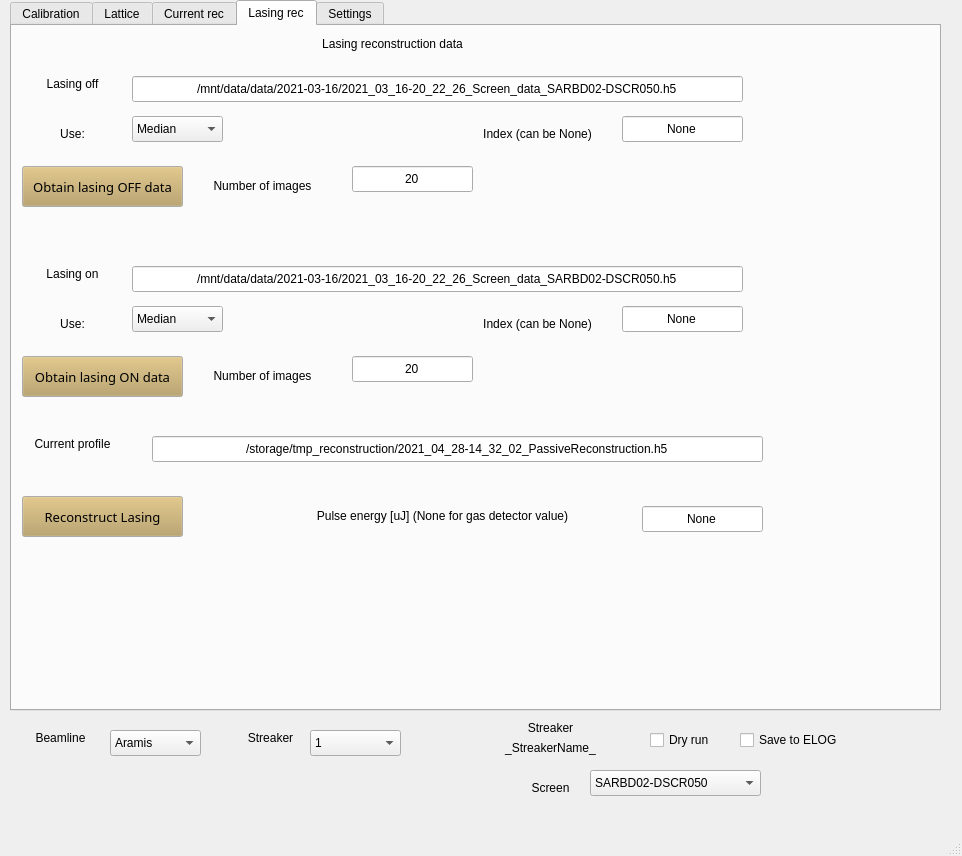
Above: GUI.ui from pdijksta/WakefieldAnalysis before the change. Below: the same form after it.
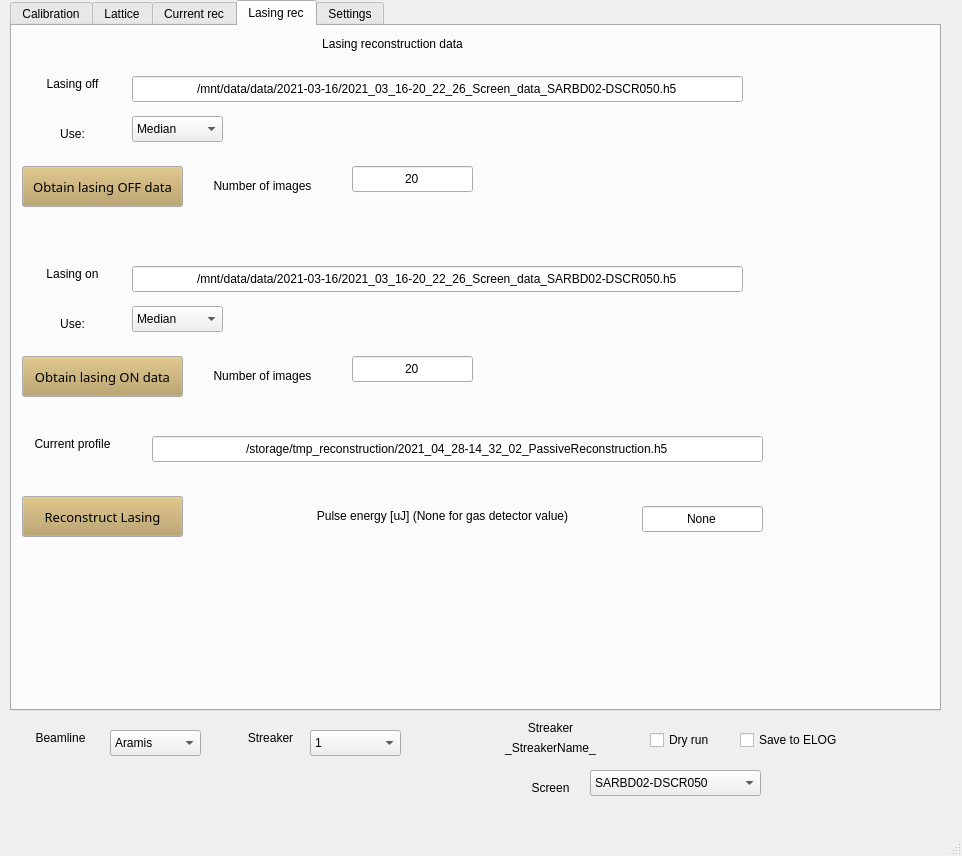
That is the form after the change. The open tabs and pages were chosen to show the change.

What changed in the file:
```diff
--- a/GUI.ui
+++ b/GUI.ui
@@ -1870,22 +1870,6 @@
        <set>Qt::AlignCenter</set>
       </property>
      </widget>
-     <widget class="QLineEdit" name="LasingOffDataLoadIndex">
-      <property name="geometry">
-       <rect>
-        <x>610</x>
-        <y>90</y>
-        <width>121</width>
-        <height>26</height>
-       </rect>
-      </property>
-      <property name="text">
-       <string>None</string>
-      </property>
-      <property name="alignment">
-       <set>Qt::AlignCenter</set>
-      </property>
-     </widget>
      <widget class="QComboBox" name="LasingOffDataLoadUseSelect">
       <property name="geometry">
        <rect>
@@ -1957,22 +1941,6 @@
        <set>Qt::AlignCenter</set>
       </property>
      </widget>
-     <widget class="QLabel" name="label_59">
-      <property name="geometry">
-       <rect>
-        <x>450</x>
-        <y>100</y>
-        <width>151</width>
-        <height>16</height>
-       </rect>
-      </property>
-      <property name="text">
-       <string>Index (can be None)</string>
-      </property>
-      <property name="alignment">
-       <set>Qt::AlignCenter</set>
-      </property>
-     </widget>
      <widget class="QLineEdit" name="LasingOffNumberImages">
       <property name="geometry">
        <rect>
@@ -2077,22 +2045,6 @@
        <string>Obtain lasing OFF data</string>
       </property>
      </widget>
-     <widget class="QLineEdit" name="LasingOnDataLoadIndex">
-      <property name="geometry">
-       <rect>
-        <x>610</x>
-        <y>280</y>
-        <width>121</width>
-        <height>26</height>
-       </rect>
-      </property>
-      <property name="text">
-       <string>None</string>
-      </property>
-      <property name="alignment">
-       <set>Qt::AlignCenter</set>
-      </property>
-     </widget>
      <widget class="QLabel" name="label_67">
       <property name="geometry">
        <rect>
@@ -2157,22 +2109,6 @@
        <set>Qt::AlignCenter</set>
       </property>
      </widget>
-     <widget class="QLabel" name="label_70">
-      <property name="geometry">
-       <rect>
-        <x>450</x>
-        <y>290</y>
-        <width>151</width>
-        <height>16</height>
-       </rect>
-      </property>
-      <property name="text">
-       <string>Index (can be None)</string>
-      </property>
-      <property name="alignment">
-       <set>Qt::AlignCenter</set>
-      </property>
-     </widget>
      <widget class="QComboBox" name="LasingOnDataLoadUseSelect">
       <property name="geometry">
        <rect>
```
Left out of the diff: 62 changed lines with no effect on the pictures.
